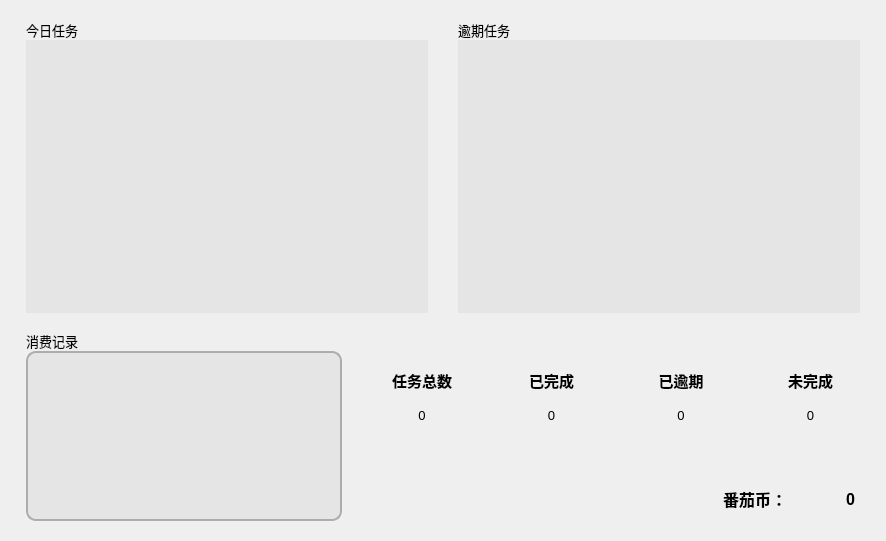
First picture: the form in gui/firstWidget.ui, repository WatsonJay/tomato_farm, before the edit.
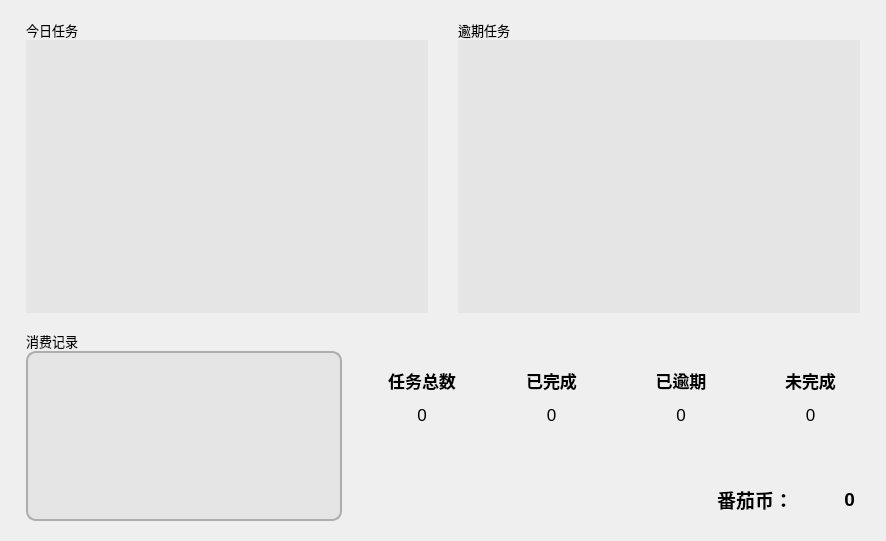
Second picture: the form after the edit. Icons and pictures are not drawn.

What changed in the file:
```diff
--- a/gui/firstWidget.ui
+++ b/gui/firstWidget.ui
@@ -190,7 +190,7 @@
              <property name="font">
               <font>
                <family>Microsoft YaHei UI</family>
-               <pointsize>11</pointsize>
+               <pointsize>13</pointsize>
                <weight>75</weight>
                <bold>true</bold>
               </font>
@@ -214,7 +214,7 @@
              <property name="font">
               <font>
                <family>Microsoft YaHei UI</family>
-               <pointsize>10</pointsize>
+               <pointsize>13</pointsize>
               </font>
              </property>
              <property name="text">
@@ -269,7 +269,7 @@
              <property name="font">
               <font>
                <family>Microsoft YaHei UI</family>
-               <pointsize>11</pointsize>
+               <pointsize>13</pointsize>
                <weight>75</weight>
                <bold>true</bold>
               </font>
@@ -293,7 +293,7 @@
              <property name="font">
               <font>
                <family>Microsoft YaHei UI</family>
-               <pointsize>10</pointsize>
+               <pointsize>13</pointsize>
               </font>
              </property>
              <property name="text">
@@ -348,7 +348,7 @@
              <property name="font">
               <font>
                <family>Microsoft YaHei UI</family>
-               <pointsize>11</pointsize>
+               <pointsize>13</pointsize>
                <weight>75</weight>
                <bold>true</bold>
               </font>
@@ -372,7 +372,7 @@
              <property name="font">
               <font>
                <family>Microsoft YaHei UI</family>
-               <pointsize>10</pointsize>
+               <pointsize>13</pointsize>
               </font>
              </property>
              <property name="text">
@@ -427,7 +427,7 @@
              <property name="font">
               <font>
                <family>Microsoft YaHei UI</family>
-               <pointsize>11</pointsize>
+               <pointsize>13</pointsize>
                <weight>75</weight>
                <bold>true</bold>
               </font>
@@ -451,7 +451,7 @@
              <property name="font">
               <font>
                <family>Microsoft YaHei UI</family>
-               <pointsize>10</pointsize>
+               <pointsize>13</pointsize>
               </font>
              </property>
              <property name="text">
@@ -524,7 +524,7 @@
            <property name="font">
             <font>
              <family>Microsoft YaHei UI</family>
-             <pointsize>12</pointsize>
+             <pointsize>14</pointsize>
              <weight>75</weight>
              <bold>true</bold>
             </font>
@@ -548,7 +548,7 @@
            <property name="font">
             <font>
              <family>Microsoft YaHei UI</family>
-             <pointsize>12</pointsize>
+             <pointsize>14</pointsize>
              <weight>75</weight>
              <bold>true</bold>
             </font>
```
Left out of the diff: 4 changed lines with no effect on the pictures.
